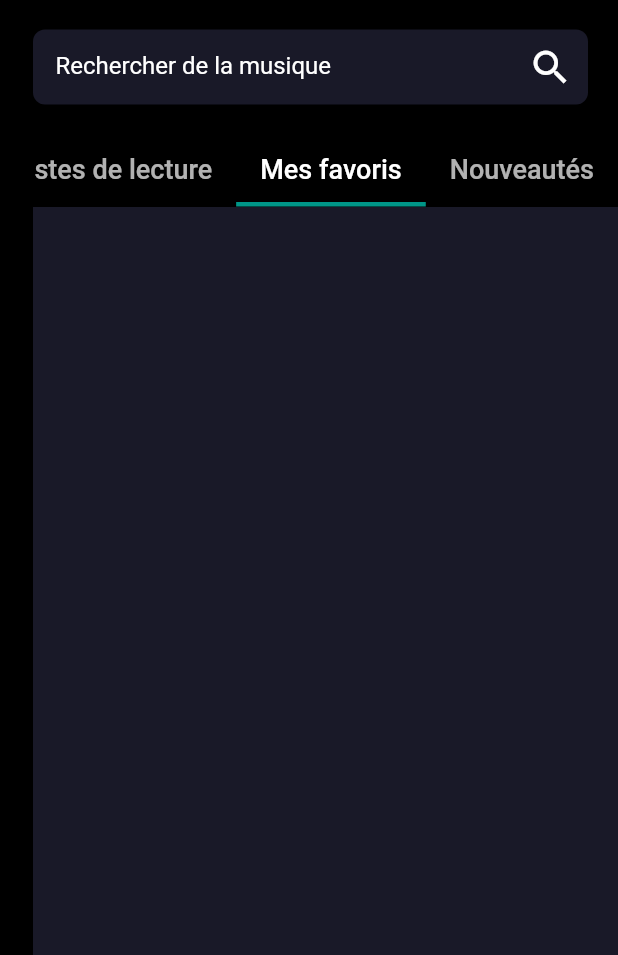
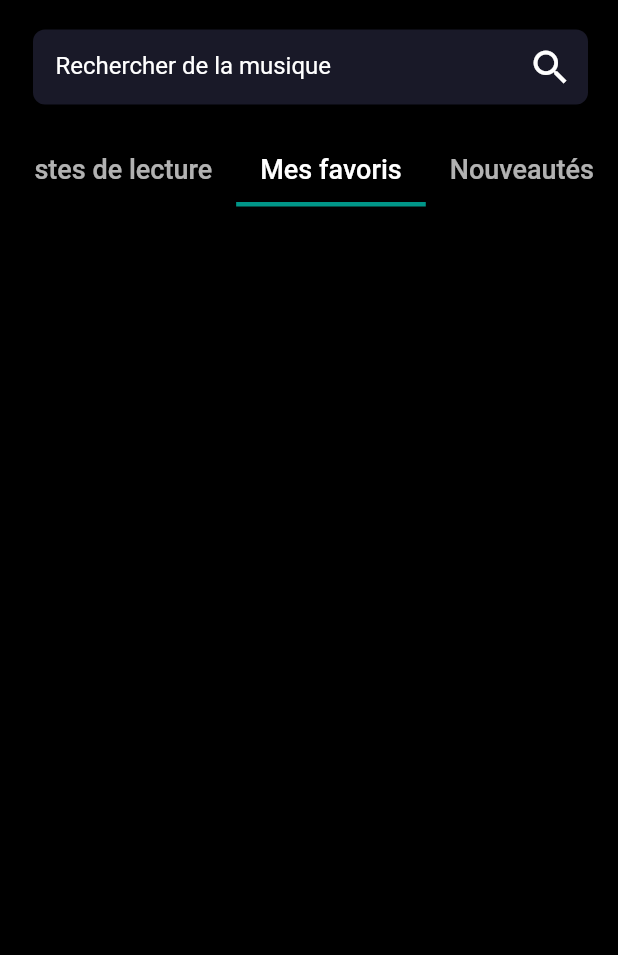
Before and after one commit to IvanJimenezRuisanchez/Nest_music, a Flutter app: the screen it shows once a user with an empty profile is signed in, tab 3 chosen, on a phone screen of 412 x 824 dp, the part 281-1236 px from its top. Run offline on Flutter 3.47's test engine with Material 2 defaults, Android fonts, the phone set to English and light mode, and no system bars; drawn by our look-alikes of animated_text_kit; our stand-ins replace audio_video_progress_bar, audioplayers, cloud_firestore, firebase_auth, firebase_core, firebase_storage and 3 more; missing offline and left inert: dart:ffi; accounts and stored records are empty.

```diff
--- a/lib/pages/home_page.dart
+++ b/lib/pages/home_page.dart
@@ -1,4 +1,5 @@
 
+import 'package:animated_text_kit/animated_text_kit.dart';
 import 'package:cloud_firestore/cloud_firestore.dart';
 import 'package:firebase_auth/firebase_auth.dart';
 import 'package:flutter/cupertino.dart';
@@ -6,6 +7,7 @@ import 'package:flutter/material.dart';
 import 'package:get/get.dart';
 import 'package:nest_music/globalState/current_song_state.dart';
 import 'package:nest_music/pages/music_player_bottom.dart';
+import 'package:nest_music/pages/my_favorites_songs.dart';
 import 'package:provider/provider.dart';
 
 
@@ -55,13 +57,20 @@ class _HomepageState extends State<Homepage> {
                 children: [
                   SizedBox(height: 30,),
                   Padding(padding: EdgeInsets.only(bottom: 5),
-                    child: Text('Bonjour',
-                      style: TextStyle(
+                    child: DefaultTextStyle(
+                    style: const TextStyle(
                         fontSize: 28,
                         fontWeight: FontWeight.bold,
                         letterSpacing: 1,
                         color: Colors.white
-                      ),),),
+                    ),
+                    child: AnimatedTextKit(
+                    animatedTexts: [
+                    WavyAnimatedText('Bonjour'),
+                    ],
+                    isRepeatingAnimation: true,
+                    repeatForever: true,
+                    pause: Duration(seconds: 5),))),
                   Padding(padding: EdgeInsets.only(bottom: 5),
                     child: Text('Bienvenue sur Nest Music',
                       style: TextStyle(
@@ -136,9 +145,7 @@ class _HomepageState extends State<Homepage> {
                             Container(
                               color: Color(0xFF31314F).withOpacity(0.5),
                             ),
-                            Container(
-                              color: Color(0xFF31314F).withOpacity(0.5),
-                            ),
+                            MyFavorites(),
                             Container(
                               color: Color(0xFF31314F).withOpacity(0.5),
                             ),
--- a/lib/pages/music_list.dart
+++ b/lib/pages/music_list.dart
@@ -38,7 +38,7 @@ class _MusicListState extends State<MusicList> {
               ),
                 Row(children: [
                   Spacer(),
-                  Text("Recommandations",
+                  Text("Songs",
                     style: TextStyle(
                       color: Colors.white,
                       fontSize: 20,
@@ -52,7 +52,7 @@ class _MusicListState extends State<MusicList> {
                     child: Container(
                       child: Column(
                         children: snapshot.data!.docs.map((doc) {
-                          return Song(title: doc.get('title'), id: doc.id, artist: doc.get('artist'),duration: doc.get('duration'),image: doc.get('album'),);
+                          return Song(title: doc.get('title'), artist: doc.get('artist'),duration: doc.get('duration'),image: doc.get('album'),);
                         }).toList(),
                       ),
                     ),
--- a/lib/pages/music_player_bottom.dart
+++ b/lib/pages/music_player_bottom.dart
@@ -87,6 +87,9 @@ class _MusicPlayerBottomState extends State<MusicPlayerBottom> {
   @override
    Widget build(BuildContext context){
     var song = context.watch<CurrentSongState>().currentSong.split('/');
+    setState(() {
+      isFavorite = context.watch<CurrentSongState>().checkFavorite(widget.song_to_play);
+    });
     return BottomAppBar(
       color: Colors.black54,
         elevation:4,
--- /dev/null
+++ b/lib/pages/my_favorites_songs.dart
@@ -0,0 +1,50 @@
+import 'package:flutter/cupertino.dart';
+import 'package:flutter/material.dart';
+import 'package:nest_music/globalState/current_song_state.dart';
+import 'package:nest_music/pages/song.dart';
+import 'package:provider/provider.dart';
+
+class MyFavorites extends StatefulWidget {
+  const MyFavorites({Key? key}) : super(key: key);
+
+  @override
+  State<MyFavorites> createState() => _MyFavoritesState();
+}
+
+class _MyFavoritesState extends State<MyFavorites> {
+  @override
+  Widget build(BuildContext context) {
+    var myFav = context.watch<CurrentSongState>().getMyFav;
+
+    return SingleChildScrollView(
+      child: Column(
+        children: [
+          SingleChildScrollView(
+            child: Container(
+              child: Column(
+                children: [
+                  SizedBox(
+                  height: 25,
+                ),
+                SizedBox(
+                  height: 25),
+                  Container(
+                  child: Container(
+                    child: Column(
+                      children: List.generate(myFav.length, (index) {
+                        var song = myFav[index].split('/');
+                        print(song);
+                        return Song(title: song[0] , artist: song[1], duration: song[3], image: song[2]);
+                      }),
+                    ),
+                  )
+                  )
+                ],
+              ),
+            ),
+          ),
+        ],
+      ),
+    );
+  }
+}
--- a/lib/pages/song.dart
+++ b/lib/pages/song.dart
@@ -10,7 +10,6 @@ import 'package:provider/provider.dart';
 import 'music_player_bottom.dart';
 
 class Song extends StatefulWidget {
-  final id;
   final title;
   final artist;
   final duration;
@@ -19,7 +18,6 @@ class Song extends StatefulWidget {
   const Song({
     Key? key,
     required this.title,
-    required this.id,
     required this.artist,
     required this.duration,
     required this.image
@@ -114,7 +112,7 @@ class _SongState extends State<Song> {
      onTap: (){
        setState(() {
          isPlaying = !isPlaying;
-         var songDetails = widget.title+'/'+widget.artist+'/'+widget.image;
+         var songDetails = widget.title+'/'+widget.artist+'/'+widget.image+'/'+widget.duration;
          if (songDetails != context.read<CurrentSongState>().getSong){
            context.read<CurrentSongState>().setSong(songDetails);
            context.read<CurrentSongState>().setPlaying(true);
--- a/pubspec.yaml
+++ b/pubspec.yaml
@@ -49,6 +49,7 @@ dependencies:
   redux: ^5.0.0
   flutter_riverpod: ^2.1.1
   provider: ^5.0.0
+  animated_text_kit: ^4.2.2
 
 dev_dependencies:
   flutter_test:
```
Also changed, not shown: lib/globalState/current_song_state.dart (+9 -1 lines), pubspec.lock.
